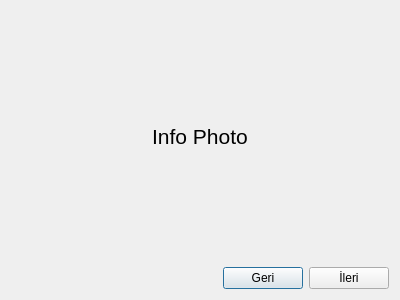
Above: ui/components/info_dialog.ui from cihansenyuz/system_controller before the change. Below: the same form after it.
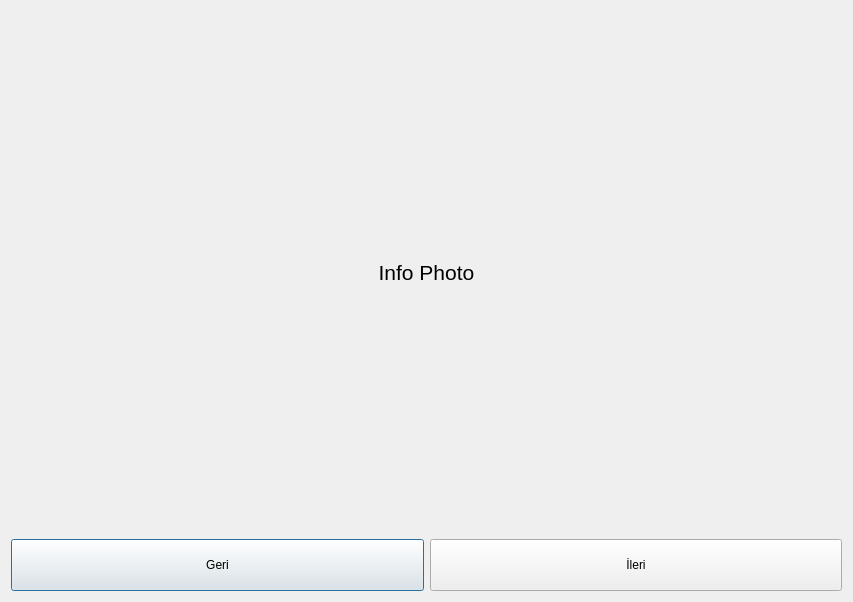
That is the form after the change.

Commit message: logscreen updated for bigger buttons

Patch:
```diff
--- a/ui/components/info_dialog.ui
+++ b/ui/components/info_dialog.ui
@@ -6,14 +6,14 @@
    <rect>
     <x>0</x>
     <y>0</y>
-    <width>400</width>
-    <height>300</height>
+    <width>853</width>
+    <height>602</height>
    </rect>
   </property>
   <property name="windowTitle">
    <string>Dialog</string>
   </property>
-  <layout class="QVBoxLayout" name="verticalLayout">
+  <layout class="QVBoxLayout" name="verticalLayout" stretch="10,1">
    <item>
     <widget class="QLabel" name="label">
      <property name="sizePolicy">
@@ -40,21 +40,14 @@
      <property name="sizeConstraint">
       <enum>QLayout::SetMinimumSize</enum>
      </property>
-     <item>
-      <spacer name="horizontalSpacer">
-       <property name="orientation">
-        <enum>Qt::Horizontal</enum>
-       </property>
-       <property name="sizeHint" stdset="0">
-        <size>
-         <width>40</width>
-         <height>20</height>
-        </size>
-       </property>
-      </spacer>
-     </item>
      <item>
       <widget class="QPushButton" name="backButton">
+       <property name="sizePolicy">
+        <sizepolicy hsizetype="Minimum" vsizetype="Minimum">
+         <horstretch>0</horstretch>
+         <verstretch>0</verstretch>
+        </sizepolicy>
+       </property>
        <property name="text">
         <string>Geri</string>
        </property>
@@ -62,6 +55,12 @@
      </item>
      <item>
       <widget class="QPushButton" name="nextButton">
+       <property name="sizePolicy">
+        <sizepolicy hsizetype="Minimum" vsizetype="Minimum">
+         <horstretch>0</horstretch>
+         <verstretch>0</verstretch>
+        </sizepolicy>
+       </property>
        <property name="text">
         <string>İleri</string>
        </property>
```
Left out of the diff: 4 changed lines with no effect on the pictures. The commit also changes 4 other files.
